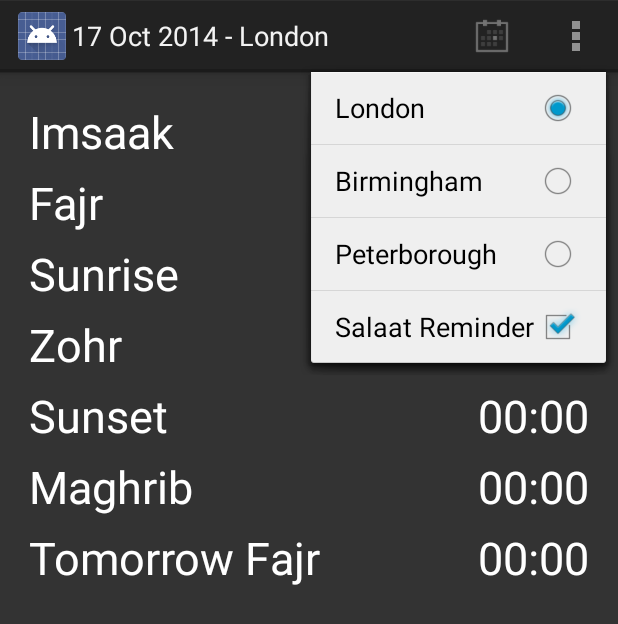
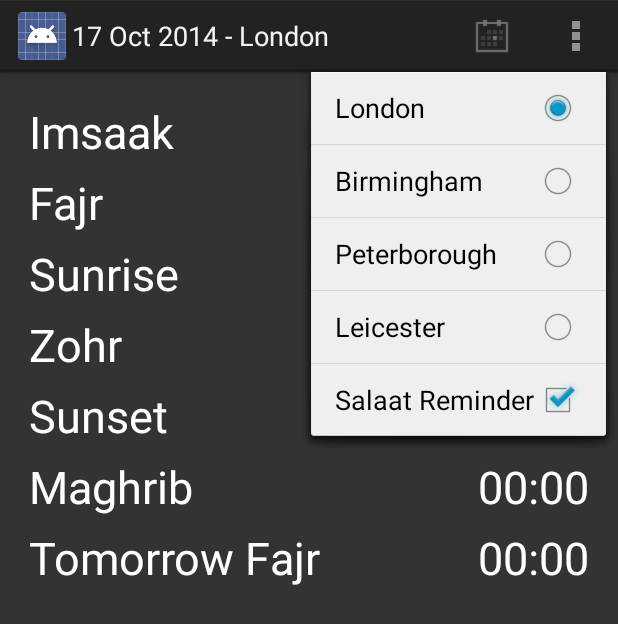
Before and after one commit to zaheerm/ukshiasalaattimes, an Android app: the screen it shows after launch (SalaatTimes), with the options menu open, on a phone screen of 412 x 824 dp. Shown: the top 624 px of the screen. Run offline under Robolectric (Android 15) with nearby library versions, the phone set to English and light mode, and no system bars; network calls fail; 11 statements that could not run were skipped.

Commit message:
Add Leicester times

```diff
--- a/mobile/build.gradle
+++ b/mobile/build.gradle
@@ -12,8 +12,8 @@ android {
         applicationId "com.azam.android.salaattimes"
         minSdkVersion 16
         targetSdkVersion 20
-        versionCode 1
-        versionName "1.0"
+        versionCode 17
+        versionName '2.6'
     }
     buildTypes {
         release {
--- a/mobile/src/main/AndroidManifest.xml
+++ b/mobile/src/main/AndroidManifest.xml
@@ -1,8 +1,6 @@
 <?xml version="1.0" encoding="utf-8"?>
 <manifest xmlns:android="http://schemas.android.com/apk/res/android"
-    package="com.azam.android.salaattimes"
-    android:versionCode="16"
-    android:versionName="2.5">
+    package="com.azam.android.salaattimes">
 
     <uses-permission android:name="android.permission.RECEIVE_BOOT_COMPLETED" />
 
--- a/mobile/src/main/java/com/azam/android/salaattimes/Data.java
+++ b/mobile/src/main/java/com/azam/android/salaattimes/Data.java
@@ -66,7 +66,7 @@ public class Data {
             dst = true;
         }
         Entry retVal = new Entry(
-                Entry.reformatString(c.getString(0), dst),
+                Entry.reformatImsaak(city, c.getString(0), dst),
                 Entry.reformatString(c.getString(1), dst),
                 Entry.reformatString(c.getString(2), dst),
                 Entry.reformatString(c.getString(3), dst),
--- a/mobile/src/main/java/com/azam/android/salaattimes/DatabaseHelper.java
+++ b/mobile/src/main/java/com/azam/android/salaattimes/DatabaseHelper.java
@@ -1,10 +1,12 @@
 package com.azam.android.salaattimes;
 
 import android.content.Context;
+import android.database.Cursor;
 import android.database.SQLException;
 import android.database.sqlite.SQLiteOpenHelper;
 import android.database.sqlite.SQLiteDatabase;
 import android.database.sqlite.SQLiteException;
+import android.util.Log;
 
 import java.io.FileOutputStream;
 import java.io.IOException;
@@ -26,6 +28,7 @@ public class DatabaseHelper extends SQLiteOpenHelper {
 
     private final Context myContext;
 
+    private static int CURRENT_VERSION = 3;
     /**
      * Constructor
      * Takes and keeps a reference of the passed context in order to access to the application assets and resources.
@@ -72,11 +75,31 @@ public class DatabaseHelper extends SQLiteOpenHelper {
     private boolean checkDataBase(){
 
         SQLiteDatabase checkDB = null;
-
+        boolean recent = true;
         try{
             String myPath = DB_PATH + DB_NAME;
             checkDB = SQLiteDatabase.openDatabase(myPath, null, SQLiteDatabase.OPEN_READONLY);
+            Cursor cursor = checkDB.rawQuery("select DISTINCT tbl_name from sqlite_master where tbl_name = 'salaat_version'", null);
+            if(cursor!=null) {
+                if(cursor.getCount()<=0) {
+                    recent = false;
+                }
+                cursor.close();
+            }
+            if (recent) {
+                Cursor version_cursor = checkDB.rawQuery("SELECT version FROM salaat_version", null);
+                if(version_cursor.getCount()<=0) {
+                    recent = false;
+                }
+                else {
+                    version_cursor.moveToFirst();
+                    if (version_cursor.getInt(0) < CURRENT_VERSION) {
+                        recent = false;
+                    }
+                }
+                version_cursor.close();
 
+            }
         }catch(SQLiteException e){
 
             //database does't exist yet.
@@ -89,7 +112,7 @@ public class DatabaseHelper extends SQLiteOpenHelper {
 
         }
 
-        return checkDB != null ? true : false;
+        return (checkDB != null && recent) ? true : false;
     }
 
     /**
@@ -99,6 +122,7 @@ public class DatabaseHelper extends SQLiteOpenHelper {
      * */
     private void copyDataBase() throws IOException{
 
+        Log.i("DatabaseHelper", "First run of version, copying db");
         //Open your local db as the input stream
         InputStream myInput = myContext.getAssets().open(DB_NAME);
 
--- a/mobile/src/main/java/com/azam/android/salaattimes/SalaatTimes.java
+++ b/mobile/src/main/java/com/azam/android/salaattimes/SalaatTimes.java
@@ -75,6 +75,8 @@ public class SalaatTimes extends Activity {
             item = menu.findItem(R.id.action_birmingham);
         else if (city.equals("Peterborough"))
             item = menu.findItem(R.id.action_peterborough);
+        else if (city.equals("Leicester"))
+            item = menu.findItem(R.id.action_leicester);
         if (item == null) Log.w("SalaatTimes", "Did not find menu item");
         else item.setChecked(true);
 
@@ -101,6 +103,9 @@ public class SalaatTimes extends Activity {
                 break;
             case R.id.action_peterborough:
                 city = "Peterborough";
+                break;
+            case R.id.action_leicester:
+                city = "Leicester";
                 break;
             case R.id.action_choosedate:
                 new DatePickerDialog(this, new DatePickerDialog.OnDateSetListener() {
--- a/mobile/src/main/res/menu/salaat_times.xml
+++ b/mobile/src/main/res/menu/salaat_times.xml
@@ -13,6 +13,8 @@
             android:title="@string/action_birmingham" />
         <item android:id="@+id/action_peterborough"
             android:title="@string/action_peterborough" />
+        <item android:id="@+id/action_leicester"
+            android:title="@string/action_leicester" />
 
     </group>
     <item android:id="@+id/action_notifications"
--- a/mobile/src/main/res/values/strings.xml
+++ b/mobile/src/main/res/values/strings.xml
@@ -14,6 +14,7 @@
     <string name="action_london">London</string>
     <string name="action_birmingham">Birmingham</string>
     <string name="action_peterborough">Peterborough</string>
+    <string name="action_leicester">Leicester</string>
     <string name="action_choosedate">Choose date</string>
 
 </resources>
```
Also changed, not shown: mobile/src/main/java/com/azam/android/salaattimes/Entry.java (+21 -1 lines), mobile/src/main/res/drawable-xhdpi/ic_launcher.png, mobile/src/main/res/drawable-xxhdpi/ic_launcher.png (deleted), 1 other file.
